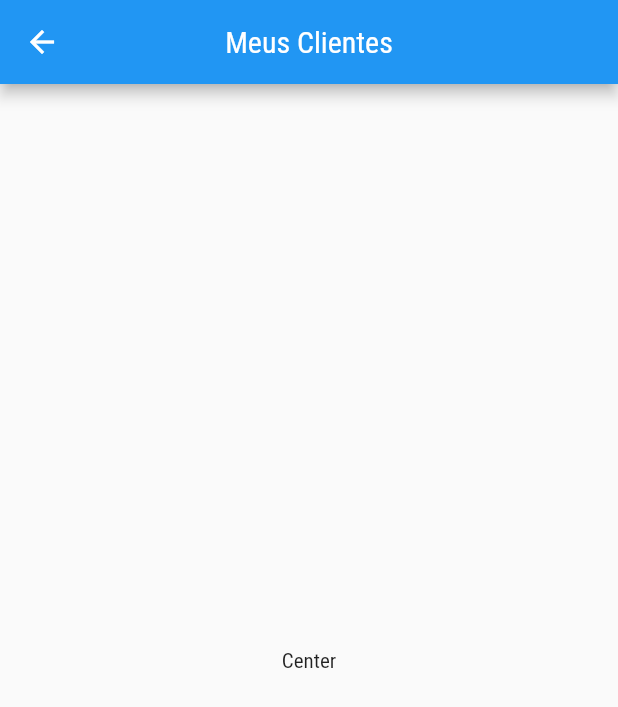
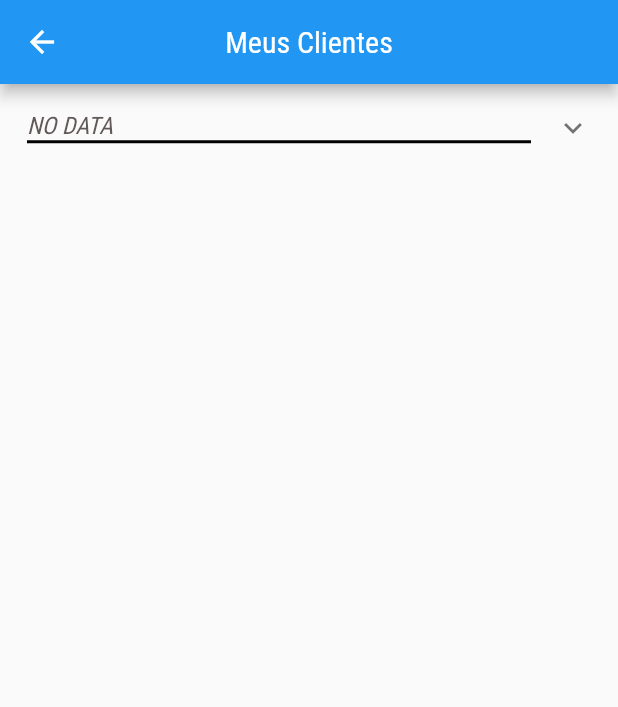
Before and after one commit to JonatasMSS/ControleEstoqueApp, a Flutter app: the ClientesPage screen opened by its route, on a phone screen of 412 x 824 dp. Shown: the top 707 px of the screen. Run offline on Flutter 3.47's test engine with Material 2 defaults, Android fonts, the phone set to English and light mode, and no system bars; our stand-ins replace flutter_svg, get.

Commit message:
lista per data criada

```diff
--- /dev/null
+++ b/lib/components/DataByDay/DataByDay.dart
@@ -0,0 +1,35 @@
+// ignore_for_file: public_member_api_docs, sort_constructors_first
+import 'package:flutter/material.dart';
+
+class DataByDay extends StatelessWidget {
+  final String? title;
+  final List<Widget>? dataChildrens;
+
+  const DataByDay({
+    Key? key,
+    this.title,
+    this.dataChildrens,
+  }) : super(key: key);
+
+  @override
+  Widget build(BuildContext context) {
+    return ExpansionTile(
+      tilePadding: const EdgeInsets.symmetric(horizontal: 18),
+      title: Container(
+        decoration: const BoxDecoration(
+          border: Border(
+            bottom: BorderSide(color: Colors.black, width: 2),
+          ),
+        ),
+        child: Text(
+          title ?? 'NO DATA',
+          style: TextStyle(
+            color: Color.fromARGB(255, 97, 88, 88),
+            fontStyle: FontStyle.italic,
+          ),
+        ),
+      ),
+      children: dataChildrens ?? [],
+    );
+  }
+}
--- a/lib/pages/ClientesPage/ClientesPage.dart
+++ b/lib/pages/ClientesPage/ClientesPage.dart
@@ -1,6 +1,7 @@
 import 'package:flutter/material.dart';
 import 'package:flutter/src/widgets/container.dart';
 import 'package:flutter/src/widgets/framework.dart';
+import 'package:genilson_app/components/DataByDay/DataByDay.dart';
 import 'package:genilson_app/components/NavBar/NavBarComponent.dart';
 
 class ClientesPage extends StatelessWidget {
@@ -10,10 +11,7 @@ class ClientesPage extends StatelessWidget {
   Widget build(BuildContext context) {
     return Scaffold(
       appBar: NavBarComponent(NavBarTitle: 'Meus Clientes'),
-      body: Center(
-          child: Container(
-        child: Text("Center"),
-      )),
+      body: DataByDay(),
     );
   }
 }
```
